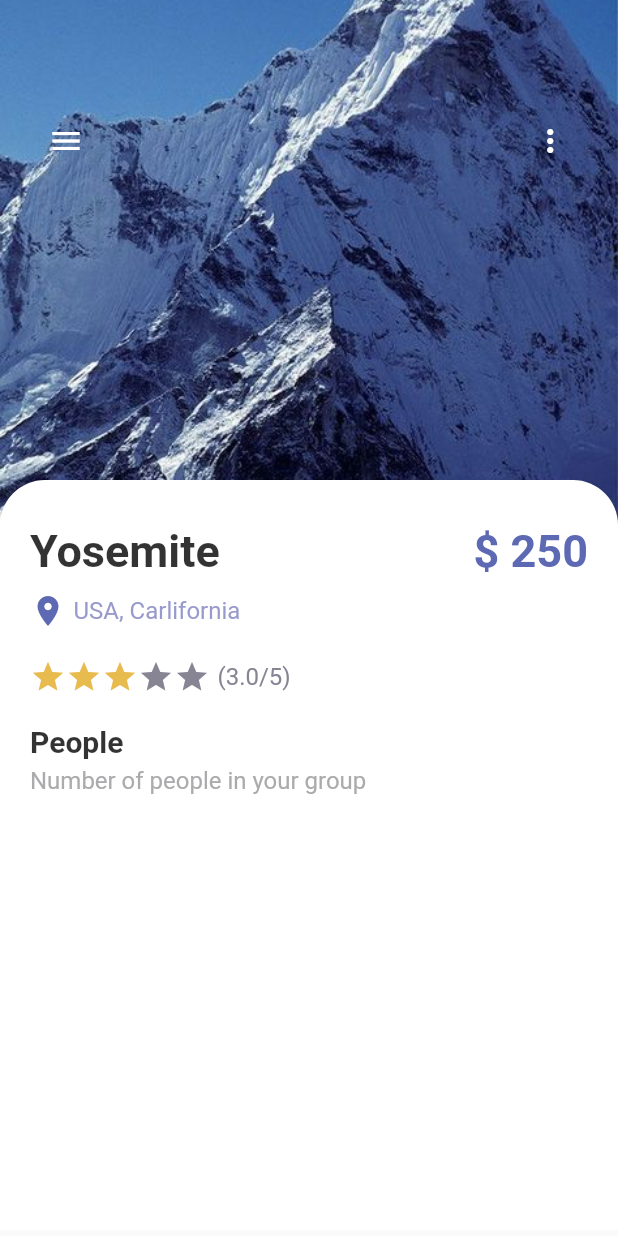
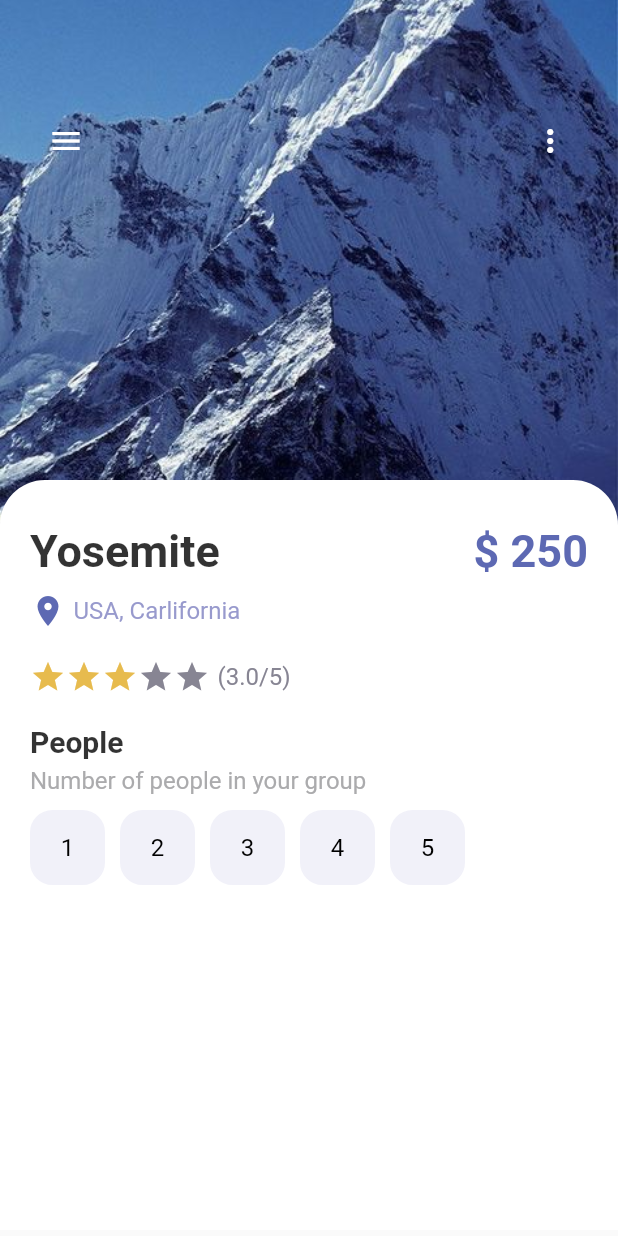
Before and after one commit to Tolulope05/flutter_travel_app, a Flutter app: the screen it shows after launch, on a phone screen of 412 x 824 dp. Run offline on Flutter 3.47's test engine with Material 2 defaults, Android fonts, the phone set to English and light mode, and no system bars.

Commit message:
successfully created  app button

```diff
--- a/lib/pages/detail_page.dart
+++ b/lib/pages/detail_page.dart
@@ -1,6 +1,7 @@
 import 'package:flutter/material.dart';
 
 import 'package:flutter_travel_app/misc/colors.dart';
+import 'package:flutter_travel_app/widgets/app_button.dart';
 import 'package:flutter_travel_app/widgets/app_large_text.dart';
 import 'package:flutter_travel_app/widgets/app_text.dart';
 
@@ -13,6 +14,7 @@ class DetailPage extends StatefulWidget {
 
 class _DetailPageState extends State<DetailPage> {
   int gottenStars = 3;
+  List<int> integers = [1, 2, 3, 4, 5];
   @override
   Widget build(BuildContext context) {
     return Scaffold(
@@ -144,10 +146,23 @@ class _DetailPageState extends State<DetailPage> {
                       text: "Number of people in your group",
                       color: AppColors.mainTextColor,
                     ),
+                    const SizedBox(height: 10),
                     Wrap(
-                      children: List.generate(5, (index) {
-                        return Container();
-                      }),
+                      children: List.generate(
+                        5,
+                        (index) {
+                          return Container(
+                            margin: const EdgeInsets.only(right: 10),
+                            child: AppButtons(
+                              color: Colors.black,
+                              backgroundColor: AppColors.buttonBackground,
+                              size: 50,
+                              borderColor: AppColors.buttonBackground,
+                              text: integers[index].toString(),
+                            ),
+                          );
+                        },
+                      ),
                     )
                   ],
                 ),
--- /dev/null
+++ b/lib/widgets/app_button.dart
@@ -0,0 +1,51 @@
+import 'package:flutter/material.dart';
+import 'package:flutter_travel_app/widgets/app_text.dart';
+
+import '../misc/colors.dart';
+
+class AppButtons extends StatelessWidget {
+  String? text;
+  IconData? icon;
+  final Color color;
+  final Color backgroundColor;
+  final double size;
+  final Color borderColor;
+  bool isIcon;
+  AppButtons({
+    Key? key,
+    this.isIcon = false,
+    this.text,
+    this.icon,
+    required this.color,
+    required this.backgroundColor,
+    required this.size,
+    required this.borderColor,
+  }) : super(key: key);
+
+  @override
+  Widget build(BuildContext context) {
+    return Container(
+      width: size,
+      height: size,
+      decoration: BoxDecoration(
+        borderRadius: BorderRadius.circular(15),
+        color: backgroundColor,
+        border: Border.all(
+          color: borderColor,
+          width: 1.0,
+        ),
+      ),
+      child: Center(
+        child: isIcon
+            ? Icon(
+                icon,
+                color: color,
+              )
+            : AppText(
+                text: "$text",
+                color: color,
+              ),
+      ),
+    );
+  }
+}
```
